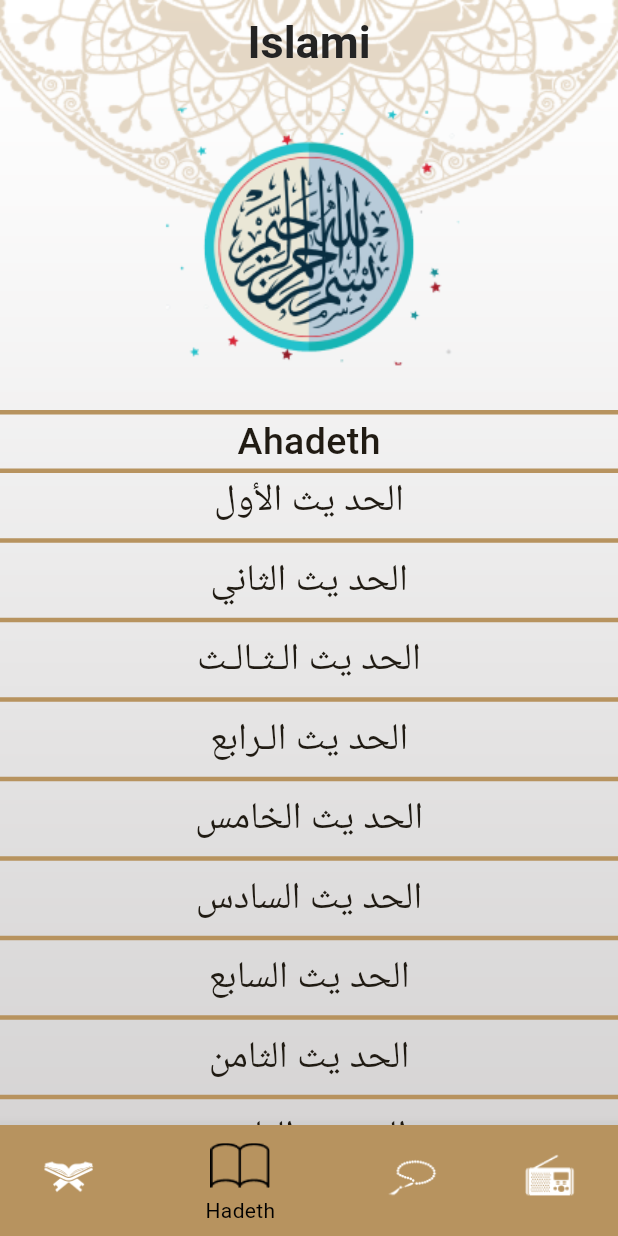
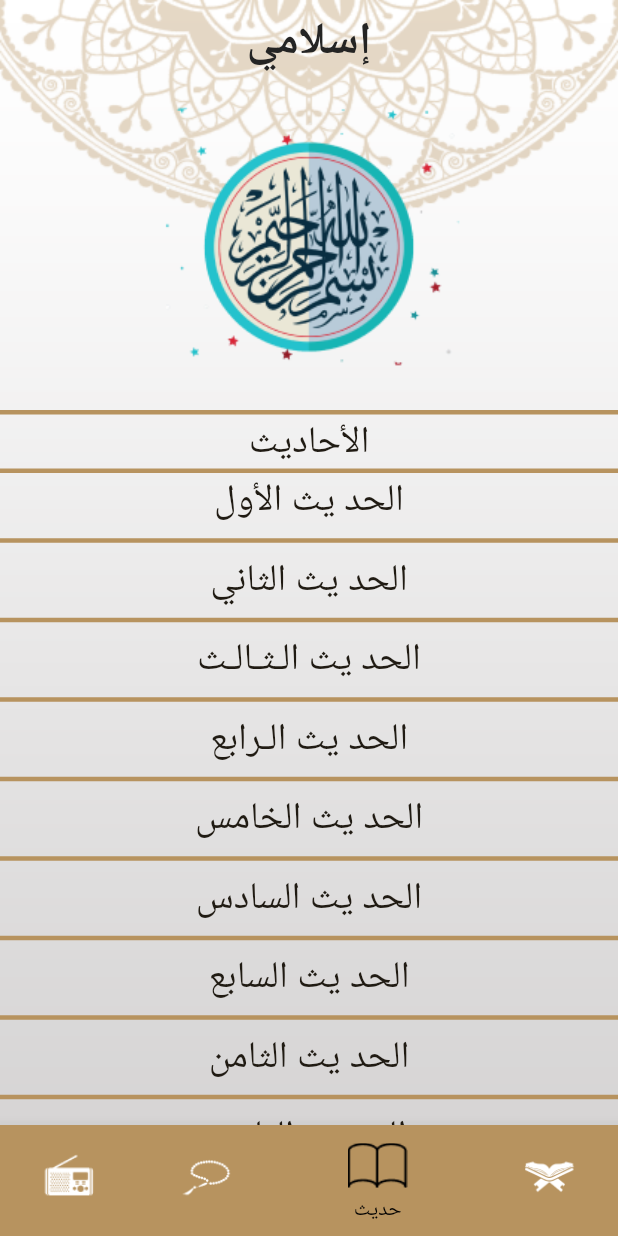
Before and after one commit to ahmedemad1603/Islamy-App, a Flutter app: the screen it shows after launch, item 2 of the bottom bar chosen, on a phone screen of 412 x 824 dp. Run offline on Flutter 3.47's test engine with Material 3 defaults, Android fonts, the phone set to English and light mode, and no system bars; generated files the repository leaves out were written again.

Commit message:
+ Finished Localization

```diff
--- /dev/null
+++ b/l10n.yaml
@@ -0,0 +1,3 @@
+arb-dir: lib/l10n
+template-arb-file: intl_en.arb
+output-localization-file: app_localizations.dart
--- /dev/null
+++ b/lib/l10n/intl_ar.arb
@@ -0,0 +1,11 @@
+{
+  "islamy" : "إسلامي",
+  "ahadeth" : "الأحاديث",
+  "quran" : "القرأن",
+  "hadeth" : "حديث",
+  "sebha" : "سبحة",
+  "radio" : "راديو",
+  "settings" : "الإعدادات",
+  "language" : "اللغة",
+  "mode" : "وضع الإضاءة"
+}
--- a/lib/main.dart
+++ b/lib/main.dart
@@ -2,6 +2,8 @@ import 'package:flutter/material.dart';
 import 'package:islami_app/ui/hadeth_content/hadeth_content_screen.dart';
 import 'package:islami_app/ui/home/home_screen.dart';
 import 'package:islami_app/ui/sura_content/sura_content_screen.dart';
+import 'package:flutter_localizations/flutter_localizations.dart';
+import 'package:flutter_gen/gen_l10n/app_localizations.dart';
 
 void main() {
   runApp(const MyApp());
@@ -18,6 +20,17 @@ class MyApp extends StatelessWidget
     return MaterialApp(
       title: 'Flutter Demo',
       debugShowCheckedModeBanner: false,
+      localizationsDelegates: [
+        AppLocalizations.delegate,
+        GlobalMaterialLocalizations.delegate,
+        GlobalWidgetsLocalizations.delegate,
+        GlobalCupertinoLocalizations.delegate,
+      ],
+      supportedLocales: [
+        Locale('en'), // English
+        Locale('ar'), // Spanish
+      ],
+      locale: Locale("ar"),
       theme: ThemeData(
         scaffoldBackgroundColor: Colors.transparent,
         appBarTheme: AppBarTheme(
--- a/lib/ui/home/home_screen.dart
+++ b/lib/ui/home/home_screen.dart
@@ -3,6 +3,7 @@ import 'package:islami_app/ui/home/tabs/hadeth_tab.dart';
 import 'package:islami_app/ui/home/tabs/quran_tab.dart';
 import 'package:islami_app/ui/home/tabs/radio_tab.dart';
 import 'package:islami_app/ui/home/tabs/sebha_tab.dart';
+import 'package:flutter_gen/gen_l10n/app_localizations.dart';
 
 class HomeScreen extends StatefulWidget
 {
@@ -36,7 +37,7 @@ class _HomeScreenState extends State<HomeScreen> {
       ),
       child: Scaffold(
         appBar: AppBar(
-          title: Text("Islami"),
+          title: Text(AppLocalizations.of(context)!.islamy),
         ),
         bottomNavigationBar: BottomNavigationBar(
             currentIndex: selectedIndex,
@@ -51,28 +52,28 @@ class _HomeScreenState extends State<HomeScreen> {
                   icon: ImageIcon(
                     AssetImage("assets/images/quran_icn.png"),
                   ),
-                  label: "Quran"
+                  label: AppLocalizations.of(context)!.quran
               ),
               BottomNavigationBarItem(
                   backgroundColor: Theme.of(context).colorScheme.primary,
                   icon: ImageIcon(
                     AssetImage("assets/images/hadeth_icn.png"),
                   ),
-                  label: "Hadeth"
+                  label: AppLocalizations.of(context)!.hadeth
               ),
               BottomNavigationBarItem(
                   backgroundColor: Theme.of(context).colorScheme.primary,
                   icon: ImageIcon(
                     AssetImage("assets/images/sebha_icn.png"),
                   ),
-                  label: "Sebha"
+                  label: AppLocalizations.of(context)!.sebha
               ),
               BottomNavigationBarItem(
                   backgroundColor: Theme.of(context).colorScheme.primary,
                   icon: ImageIcon(
                     AssetImage("assets/images/radio_icn.png"),
                   ),
-                  label: "Radio"
+                  label: AppLocalizations.of(context)!.radio
               )
             ]
         ),
--- a/lib/ui/home/tabs/hadeth_tab.dart
+++ b/lib/ui/home/tabs/hadeth_tab.dart
@@ -2,6 +2,7 @@ import 'package:flutter/material.dart';
 import 'package:flutter/services.dart';
 import 'package:islami_app/model/hadeth_model.dart';
 import 'package:islami_app/ui/home/tabs/hadeth_item.dart';
+import 'package:flutter_gen/gen_l10n/app_localizations.dart';
 
 class HadethTab extends StatefulWidget
 {
@@ -39,7 +40,7 @@ class _HadethTabState extends State<HadethTab> {
                 )
             )
           ),
-          child: Text("Ahadeth", style: TextStyle(
+          child: Text(AppLocalizations.of(context)!.ahadeth, style: TextStyle(
             fontSize: 25,
             fontWeight: FontWeight.w500
           ),),
--- a/pubspec.yaml
+++ b/pubspec.yaml
@@ -35,6 +35,9 @@ dependencies:
   # The following adds the Cupertino Icons font to your application.
   # Use with the CupertinoIcons class for iOS style icons.
   cupertino_icons: ^1.0.2
+  flutter_localizations:
+    sdk: flutter
+  intl: any
 
 dev_dependencies:
   flutter_test:
@@ -52,6 +55,7 @@ dev_dependencies:
 
 # The following section is specific to Flutter packages.
 flutter:
+  generate: true
 
   # The following line ensures that the Material Icons font is
   # included with your application, so that you can use the icons in
@@ -89,3 +93,5 @@ flutter:
   #
   # For details regarding fonts from package dependencies,
   # see https://flutter.dev/custom-fonts/#from-packages
+flutter_intl:
+  enabled: true
```
Also changed, not shown: pubspec.lock.
